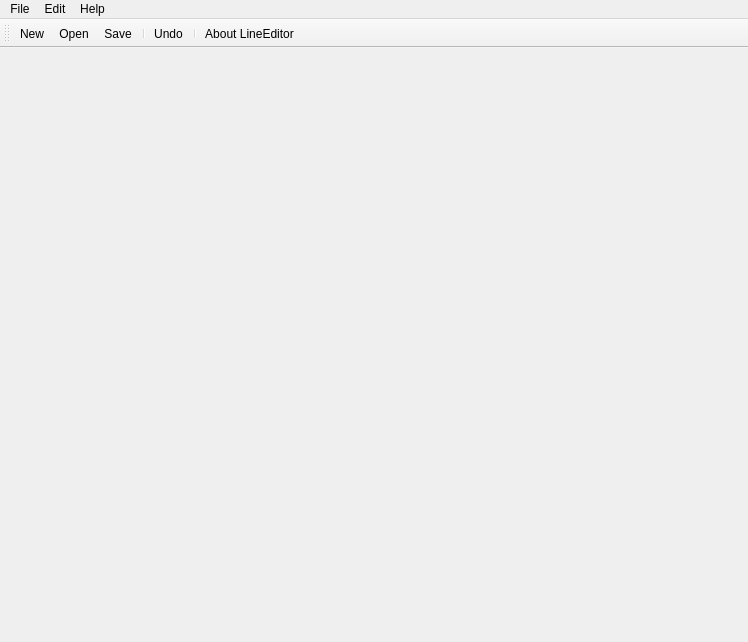
Qt form designer.ui (nev-nsu/graphics-course-Span) before a commit.
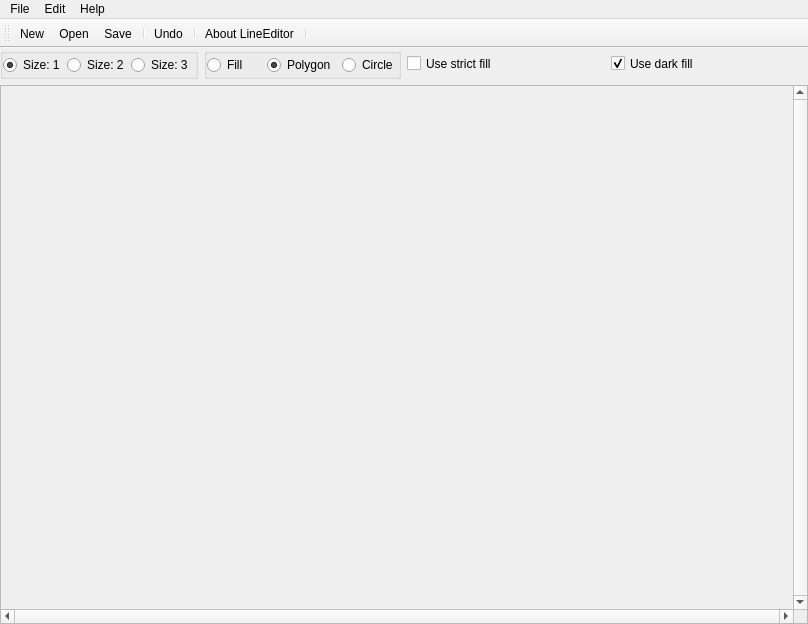
The same form after that commit. Icons and pictures are not drawn.

The edit to the form file:
```diff
--- a/designer.ui
+++ b/designer.ui
@@ -6,8 +6,8 @@
    <rect>
     <x>0</x>
     <y>0</y>
-    <width>748</width>
-    <height>642</height>
+    <width>808</width>
+    <height>624</height>
    </rect>
   </property>
   <property name="windowTitle">
@@ -27,6 +27,247 @@
     <property name="bottomMargin">
      <number>0</number>
     </property>
+    <item row="0" column="0">
+     <layout class="QVBoxLayout" name="verticalLayout_3">
+      <item>
+       <layout class="QHBoxLayout" name="horizontalLayout">
+        <property name="spacing">
+         <number>6</number>
+        </property>
+        <item>
+         <widget class="QGroupBox" name="groupBox_2">
+          <property name="sizePolicy">
+           <sizepolicy hsizetype="Expanding" vsizetype="Minimum">
+            <horstretch>0</horstretch>
+            <verstretch>0</verstretch>
+           </sizepolicy>
+          </property>
+          <property name="title">
+           <string/>
+          </property>
+          <layout class="QGridLayout" name="gridLayout_4">
+           <property name="leftMargin">
+            <number>0</number>
+           </property>
+           <property name="topMargin">
+            <number>0</number>
+           </property>
+           <property name="rightMargin">
+            <number>0</number>
+           </property>
+           <property name="bottomMargin">
+            <number>0</number>
+           </property>
+           <property name="horizontalSpacing">
+            <number>0</number>
+           </property>
+           <item row="0" column="0">
+            <layout class="QGridLayout" name="gridLayout_3">
+             <item row="1" column="0">
+              <widget class="QRadioButton" name="size1">
+               <property name="sizePolicy">
+                <sizepolicy hsizetype="Expanding" vsizetype="Fixed">
+                 <horstretch>0</horstretch>
+                 <verstretch>0</verstretch>
+                </sizepolicy>
+               </property>
+               <property name="text">
+                <string>Size: 1</string>
+               </property>
+               <property name="checked">
+                <bool>true</bool>
+               </property>
+              </widget>
+             </item>
+             <item row="1" column="1">
+              <widget class="QRadioButton" name="size2">
+               <property name="sizePolicy">
+                <sizepolicy hsizetype="Expanding" vsizetype="Minimum">
+                 <horstretch>0</horstretch>
+                 <verstretch>0</verstretch>
+                </sizepolicy>
+               </property>
+               <property name="text">
+                <string>Size: 2</string>
+               </property>
+              </widget>
+             </item>
+             <item row="1" column="2">
+              <widget class="QRadioButton" name="size3">
+               <property name="sizePolicy">
+                <sizepolicy hsizetype="Expanding" vsizetype="Minimum">
+                 <horstretch>0</horstretch>
+                 <verstretch>0</verstretch>
+                </sizepolicy>
+               </property>
+               <property name="text">
+                <string>Size: 3</string>
+               </property>
+              </widget>
+             </item>
+            </layout>
+           </item>
+          </layout>
+         </widget>
+        </item>
+        <item>
+         <widget class="QGroupBox" name="groupBox">
+          <property name="sizePolicy">
+           <sizepolicy hsizetype="Expanding" vsizetype="Minimum">
+            <horstretch>0</horstretch>
+            <verstretch>0</verstretch>
+           </sizepolicy>
+          </property>
+          <property name="title">
+           <string/>
+          </property>
+          <property name="alignment">
+           <set>Qt::AlignJustify|Qt::AlignVCenter</set>
+          </property>
+          <layout class="QGridLayout" name="gridLayout_2">
+           <property name="leftMargin">
+            <number>0</number>
+           </property>
+           <property name="topMargin">
+            <number>0</number>
+           </property>
+           <property name="rightMargin">
+            <number>0</number>
+           </property>
+           <property name="bottomMargin">
+            <number>0</number>
+           </property>
+           <property name="verticalSpacing">
+            <number>6</number>
+           </property>
+           <item row="0" column="2">
+            <widget class="QRadioButton" name="toolCircle">
+             <property name="sizePolicy">
+              <sizepolicy hsizetype="Expanding" vsizetype="Minimum">
+               <horstretch>0</horstretch>
+               <verstretch>0</verstretch>
+              </sizepolicy>
+             </property>
+             <property name="toolTip">
+              <string>Circle</string>
+             </property>
+             <property name="text">
+              <string>Circle</string>
+             </property>
+            </widget>
+           </item>
+           <item row="0" column="1">
+            <widget class="QRadioButton" name="toolLine">
+             <property name="sizePolicy">
+              <sizepolicy hsizetype="Expanding" vsizetype="Minimum">
+               <horstretch>0</horstretch>
+               <verstretch>0</verstretch>
+              </sizepolicy>
+             </property>
+             <property name="toolTip">
+              <string>Closed multiline</string>
+             </property>
+             <property name="text">
+              <string>Polygon</string>
+             </property>
+             <property name="checked">
+              <bool>true</bool>
+             </property>
+            </widget>
+           </item>
+           <item row="0" column="0">
+            <widget class="QRadioButton" name="toolFill">
+             <property name="sizePolicy">
+              <sizepolicy hsizetype="Expanding" vsizetype="Minimum">
+               <horstretch>0</horstretch>
+               <verstretch>0</verstretch>
+              </sizepolicy>
+             </property>
+             <property name="toolTip">
+              <string>Fill an area with some color</string>
+             </property>
+             <property name="text">
+              <string>Fill</string>
+             </property>
+            </widget>
+           </item>
+          </layout>
+         </widget>
+        </item>
+        <item>
+         <widget class="QCheckBox" name="mode8">
+          <property name="sizePolicy">
+           <sizepolicy hsizetype="Expanding" vsizetype="Minimum">
+            <horstretch>0</horstretch>
+            <verstretch>0</verstretch>
+           </sizepolicy>
+          </property>
+          <property name="toolTip">
+           <string>Use 8-directions algo</string>
+          </property>
+          <property name="text">
+           <string>Use strict fill</string>
+          </property>
+         </widget>
+        </item>
+        <item>
+         <widget class="QCheckBox" name="colorDark">
+          <property name="sizePolicy">
+           <sizepolicy hsizetype="Expanding" vsizetype="Minimum">
+            <horstretch>0</horstretch>
+            <verstretch>0</verstretch>
+           </sizepolicy>
+          </property>
+          <property name="toolTip">
+           <string>Dark/light fill</string>
+          </property>
+          <property name="text">
+           <string>Use dark fill</string>
+          </property>
+          <property name="checked">
+           <bool>true</bool>
+          </property>
+          <property name="tristate">
+           <bool>false</bool>
+          </property>
+         </widget>
+        </item>
+       </layout>
+      </item>
+      <item>
+       <widget class="QScrollArea" name="scrollArea">
+        <property name="verticalScrollBarPolicy">
+         <enum>Qt::ScrollBarAlwaysOn</enum>
+        </property>
+        <property name="horizontalScrollBarPolicy">
+         <enum>Qt::ScrollBarAlwaysOn</enum>
+        </property>
+        <property name="sizeAdjustPolicy">
+         <enum>QAbstractScrollArea::AdjustToContents</enum>
+        </property>
+        <property name="widgetResizable">
+         <bool>true</bool>
+        </property>
+        <widget class="QWidget" name="scrollAreaWidgetContents">
+         <property name="geometry">
+          <rect>
+           <x>0</x>
+           <y>0</y>
+           <width>790</width>
+           <height>486</height>
+          </rect>
+         </property>
+         <property name="sizePolicy">
+          <sizepolicy hsizetype="Preferred" vsizetype="Preferred">
+           <horstretch>0</horstretch>
+           <verstretch>0</verstretch>
+          </sizepolicy>
+         </property>
+        </widget>
+       </widget>
+      </item>
+     </layout>
+    </item>
    </layout>
   </widget>
   <widget class="QMenuBar" name="menuBar">
@@ -34,8 +275,8 @@
     <rect>
      <x>0</x>
      <y>0</y>
-     <width>748</width>
-     <height>19</height>
+     <width>808</width>
+     <height>22</height>
     </rect>
    </property>
    <widget class="QMenu" name="menuFile">
@@ -79,6 +320,7 @@
    <addaction name="actionUndo"/>
    <addaction name="separator"/>
    <addaction name="actionAbout_LineEditor"/>
+   <addaction name="separator"/>
   </widget>
   <action name="actionNew">
    <property name="icon">
```
Left out of the diff: 2 changed lines with no effect on the pictures.
